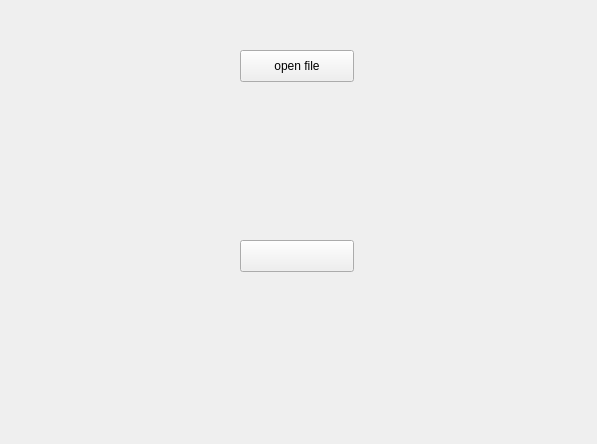
Before: the Qt Designer form widget.ui in zryang/mymusic, drawn with Qt 5.
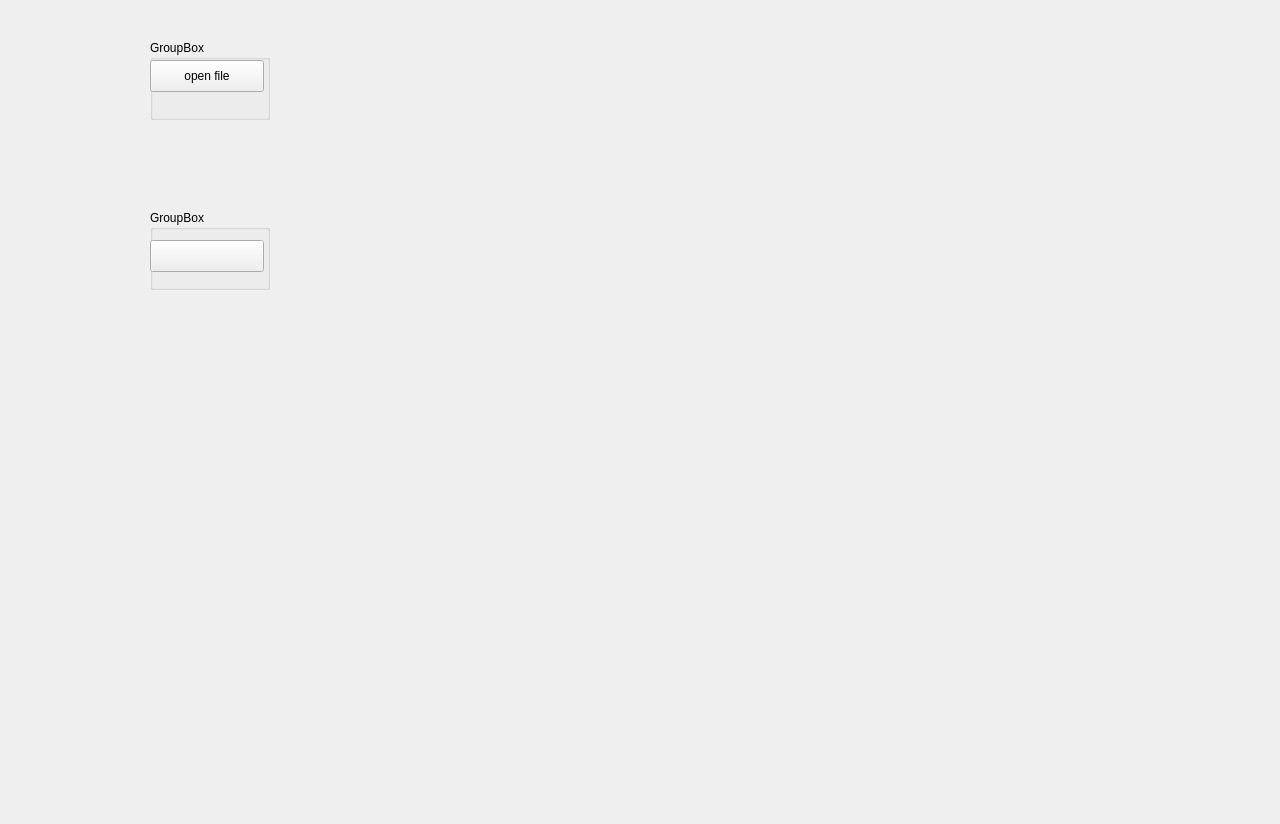
After: the same form once the commit is applied.

Diff of the .ui file:
```diff
--- a/widget.ui
+++ b/widget.ui
@@ -6,39 +6,19 @@
    <rect>
     <x>0</x>
     <y>0</y>
-    <width>597</width>
-    <height>444</height>
+    <width>1280</width>
+    <height>824</height>
    </rect>
   </property>
+  <property name="minimumSize">
+   <size>
+    <width>1280</width>
+    <height>800</height>
+   </size>
+  </property>
   <property name="windowTitle">
    <string>Widget</string>
   </property>
-  <widget class="QPushButton" name="openFileBtn">
-   <property name="geometry">
-    <rect>
-     <x>240</x>
-     <y>50</y>
-     <width>114</width>
-     <height>32</height>
-    </rect>
-   </property>
-   <property name="text">
-    <string>open file</string>
-   </property>
-  </widget>
-  <widget class="QPushButton" name="playBtn">
-   <property name="geometry">
-    <rect>
-     <x>240</x>
-     <y>240</y>
-     <width>114</width>
-     <height>32</height>
-    </rect>
-   </property>
-   <property name="text">
-    <string/>
-   </property>
-  </widget>
   <widget class="QLabel" name="songLabel">
    <property name="geometry">
     <rect>
@@ -55,6 +35,58 @@
     <set>Qt::AlignCenter</set>
    </property>
   </widget>
+  <widget class="QGroupBox" name="groupBox">
+   <property name="geometry">
+    <rect>
+     <x>150</x>
+     <y>40</y>
+     <width>120</width>
+     <height>80</height>
+    </rect>
+   </property>
+   <property name="title">
+    <string>GroupBox</string>
+   </property>
+   <widget class="QPushButton" name="openFileBtn">
+    <property name="geometry">
+     <rect>
+      <x>0</x>
+      <y>20</y>
+      <width>114</width>
+      <height>32</height>
+     </rect>
+    </property>
+    <property name="text">
+     <string>open file</string>
+    </property>
+   </widget>
+  </widget>
+  <widget class="QGroupBox" name="groupBox_2">
+   <property name="geometry">
+    <rect>
+     <x>150</x>
+     <y>210</y>
+     <width>120</width>
+     <height>80</height>
+    </rect>
+   </property>
+   <property name="title">
+    <string>GroupBox</string>
+   </property>
+   <widget class="QPushButton" name="playBtn">
+    <property name="geometry">
+     <rect>
+      <x>0</x>
+      <y>30</y>
+      <width>114</width>
+      <height>32</height>
+     </rect>
+    </property>
+    <property name="text">
+     <string/>
+    </property>
+   </widget>
+  </widget>
  </widget>
  <layoutdefault spacing="6" margin="11"/>
  <resources/>
```
